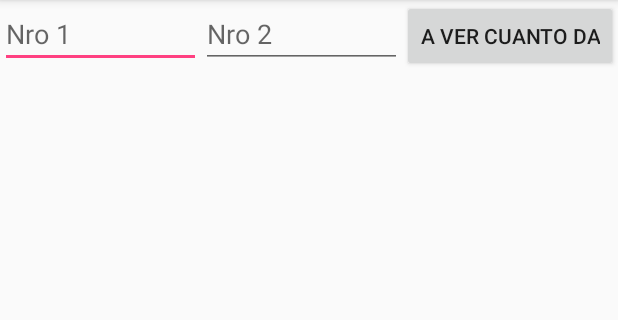
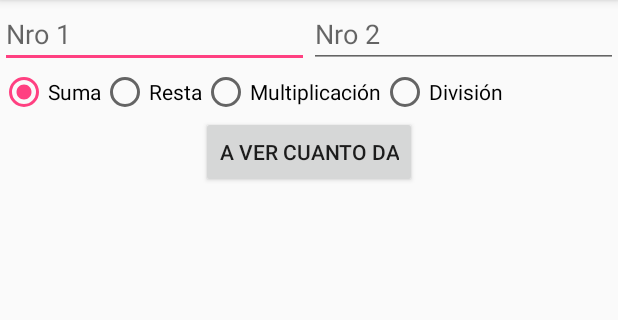
Before and after one commit to imrincewind/MyFirstApp, an Android app: the screen it shows after launch (MainActivity), on a phone screen of 412 x 824 dp, the part 84-404 px from its top. Run offline under Robolectric (Android 15) with nearby library versions, the phone set to English and light mode, and no system bars.

Commit message:
Multiplication and divition added; some improves on elements distribution; new icon

```diff
--- a/app/src/main/AndroidManifest.xml
+++ b/app/src/main/AndroidManifest.xml
@@ -4,9 +4,9 @@
 
     <application
         android:allowBackup="true"
-        android:icon="@mipmap/ic_launcher"
+        android:icon="@drawable/crystal"
         android:label="@string/app_name"
-        android:roundIcon="@mipmap/ic_launcher_round"
+        android:roundIcon="@drawable/crystal"
         android:supportsRtl="true"
         android:theme="@style/AppTheme">
         <activity android:name=".MainActivity">
--- a/app/src/main/java/com/example/eze/myfirstapp/MainActivity.java
+++ b/app/src/main/java/com/example/eze/myfirstapp/MainActivity.java
@@ -4,10 +4,16 @@ import android.content.Intent;
 import android.support.v7.app.AppCompatActivity;
 import android.os.Bundle;
 import android.view.View;
+import android.widget.CheckBox;
 import android.widget.EditText;
+import android.widget.RadioButton;
 
 public class MainActivity extends AppCompatActivity {
-    public final static String EXTRA_MESSAGE = "com.example.myfirstapp.MESSAGE";
+    protected final static String EXTRA_MESSAGE = "com.example.myfirstapp.MESSAGE";
+    private boolean s = true;
+    private boolean r = false;
+    private boolean m = true;
+    private boolean d = false;
     @Override
     protected void onCreate(Bundle savedInstanceState) {
         super.onCreate(savedInstanceState);
@@ -15,15 +21,33 @@ public class MainActivity extends AppCompatActivity {
     }
     public void sendMessage(View view) {
         Intent intent = new Intent(this, Main2Activity.class);
+        RadioButton suma = (RadioButton) findViewById(R.id.suma);
+        RadioButton resta = (RadioButton) findViewById(R.id.resta);
+        RadioButton multiplicacion = (RadioButton) findViewById(R.id.multiplicacion);
+        //RadioButton division = (RadioButton) findViewById(R.id.division);
+        s = suma.isChecked();
+        r = resta.isChecked();
+        m = multiplicacion.isChecked();
+       // d = division.isChecked();
         EditText editText = (EditText) findViewById(R.id.edit_message);
         String message = editText.getText().toString();
         EditText editText2 = (EditText) findViewById(R.id.edit_message2);
         String message2 = editText2.getText().toString();
         int a =  Integer.parseInt(message.toString());
         int b =  Integer.parseInt(message2.toString());
-        Integer c = a + b;
+        int[] d = new int[2];
+        d[0] = 0;
+        d[1] = 0;
+        d[0] = a;
+        d[1] = b;
+        //Integer c = a + b;
 
-        intent.putExtra(EXTRA_MESSAGE, c.toString());
+        //intent.putExtra(EXTRA_MESSAGE, c.toString());
+        intent.putExtra("suma",s);
+        intent.putExtra("resta",r);
+        intent.putExtra("multiplicacion",m);
+        //intent.putExtra("division",d);
+        intent.putExtra(EXTRA_MESSAGE, d);
         startActivity(intent);
     }
 }
--- a/app/src/main/res/layout/activity_main.xml
+++ b/app/src/main/res/layout/activity_main.xml
@@ -4,22 +4,60 @@
     xmlns:tools="http://schemas.android.com/tools"
     android:layout_width="match_parent"
     android:layout_height="match_parent"
-    android:orientation="horizontal">
+    android:orientation="vertical">
+    <LinearLayout
+        android:layout_width="match_parent"
+        android:layout_height="wrap_content"
+        android:orientation="horizontal">
     <EditText android:id="@+id/edit_message"
         android:layout_weight="1"
-        android:layout_width="0dp"
+        android:layout_width="match_parent"
         android:layout_height="wrap_content"
         android:inputType="number"
         android:hint="@string/edit_message" />
     <EditText android:id="@+id/edit_message2"
         android:layout_weight="1"
-        android:layout_width="0dp"
+        android:layout_width="match_parent"
         android:layout_height="wrap_content"
         android:inputType="number"
         android:hint="@string/edit_message2" />
+    </LinearLayout>
+    <RadioGroup
+        android:layout_width="match_parent"
+        android:layout_height="wrap_content"
+        android:checkedButton="@+id/rb_female"
+        android:orientation="horizontal">
+
+        <RadioButton
+            android:id="@+id/suma"
+
+            android:layout_width="wrap_content"
+            android:layout_height="wrap_content"
+            android:text="@string/suma"
+            android:checked="true"/>
+        <RadioButton
+            android:id="@+id/resta"
+
+            android:layout_width="wrap_content"
+            android:layout_height="wrap_content"
+            android:text="@string/resta"/>
+        <RadioButton
+            android:id="@+id/multiplicacion"
+
+            android:layout_width="wrap_content"
+            android:layout_height="wrap_content"
+            android:text="@string/multiplicacion"/>
+        <RadioButton
+            android:id="@+id/division"
+
+            android:layout_width="wrap_content"
+            android:layout_height="wrap_content"
+            android:text="@string/division"/>
+    </RadioGroup>
     <Button
         android:layout_width="wrap_content"
         android:layout_height="wrap_content"
+        android:layout_gravity="center"
         android:text="@string/button_send"
         android:onClick="sendMessage"/>
 </LinearLayout>
--- a/app/src/main/res/values/strings.xml
+++ b/app/src/main/res/values/strings.xml
@@ -2,5 +2,9 @@
     <string name="app_name">Una app más</string>
     <string name="edit_message">Nro 1</string>
     <string name="edit_message2">Nro 2</string>
+    <string name="suma">Suma</string>
+    <string name="resta">Resta</string>
+    <string name="multiplicacion">Multiplicación</string>
+    <string name="division">División</string>
     <string name="button_send">A ver cuanto da</string>
 </resources>
```
Also changed, not shown: app/src/main/java/com/example/eze/myfirstapp/Main2Activity.java (+26 -2 lines), app/src/main/res/drawable/crystal.png (added), 22 other files.
